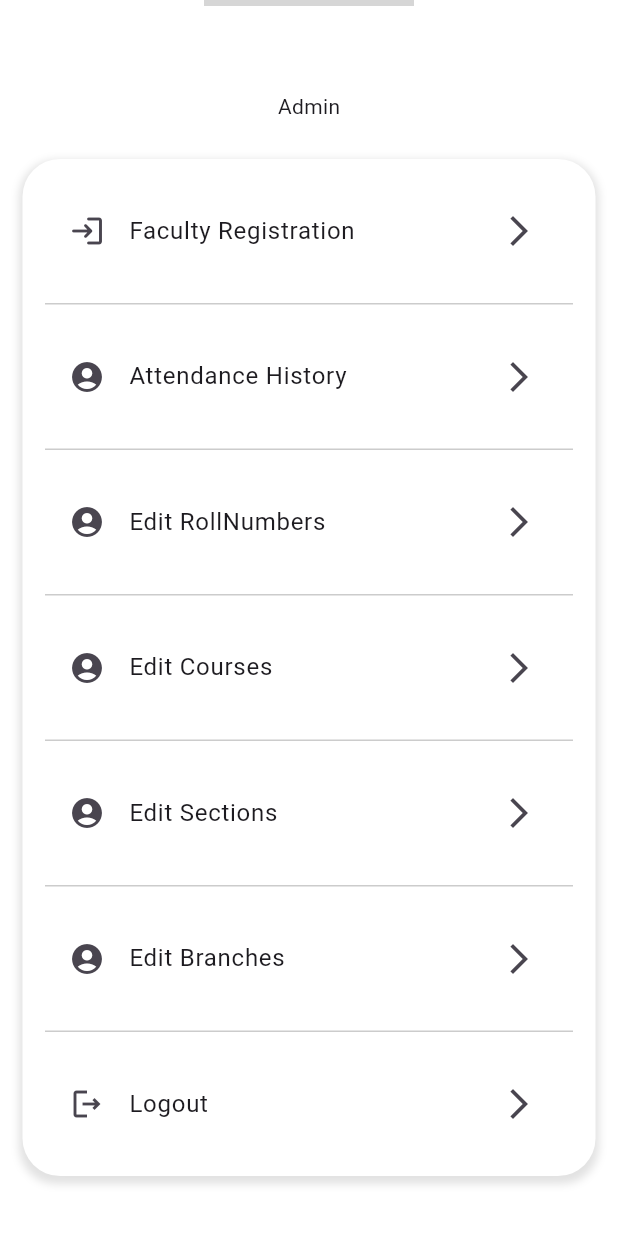
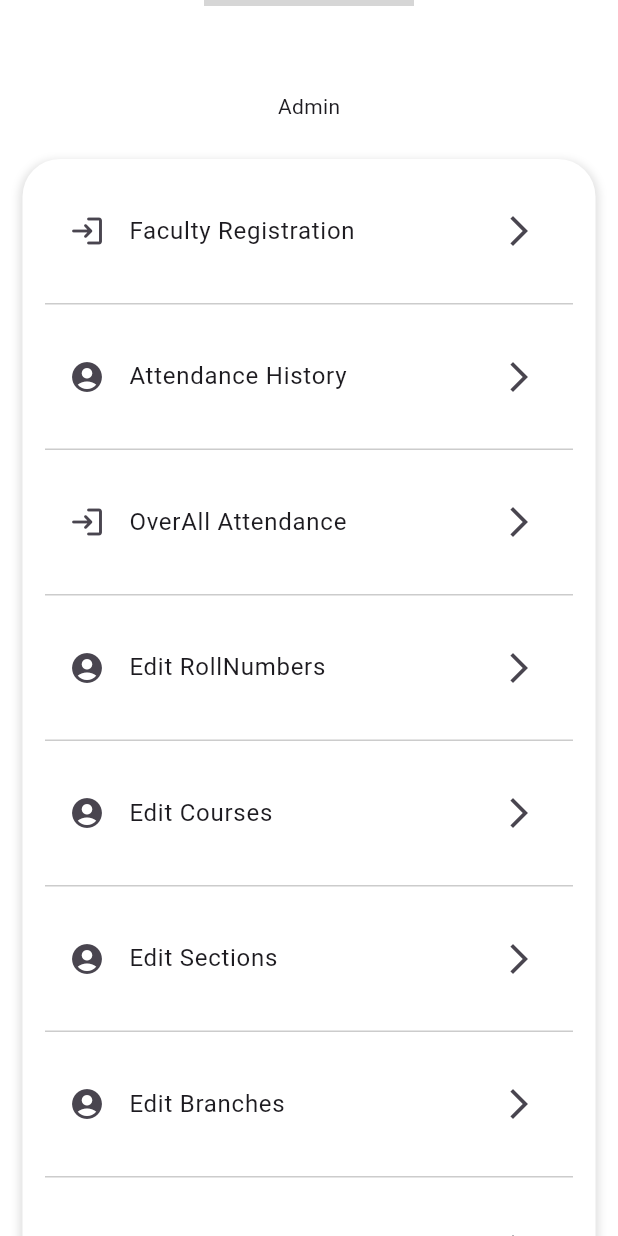
Before and after one commit to Sriramkarthikakula/Online_attendance_app, a Flutter app: the AdminProfile screen opened directly, scrolled down 269 dp, on a phone screen of 412 x 824 dp. Run offline on Flutter 3.47's test engine with Material 3 defaults, Android fonts, the phone set to English and light mode, and no system bars; our stand-ins replace cloud_firestore, firebase_auth, firebase_core, firebase_storage, image_picker, open_file and 2 more; accounts and stored records are empty; network calls fail; grey boxes are pictures that could not be loaded.

Commit message:
Update admin_profile.dart

```diff
--- a/lib/screens/admin_profile.dart
+++ b/lib/screens/admin_profile.dart
@@ -6,6 +6,7 @@ import 'package:firebase_auth/firebase_auth.dart';
 import 'package:flutter/cupertino.dart';
 import 'package:flutter/material.dart';
 import 'package:flutter/widgets.dart';
+import 'Overall_attendance.dart';
 
 class AdminProfile extends StatefulWidget {
   const AdminProfile({super.key});
@@ -129,6 +130,23 @@ class _AdminProfileState extends State<AdminProfile> {
                               ),
                               GestureDetector(
                                 onTap: (){
+                                  Navigator.push(context, MaterialPageRoute(builder: (context){
+                                    return Overall_Attendance();
+                                  }));
+                                },
+                                child: ListTile(
+                                  leading: Icon(Icons.login_rounded),
+                                  title: Text("OverAll Attendance"),
+                                  trailing: Icon(Icons.arrow_forward_ios_sharp),
+                                ),
+                              ),
+                              Container(
+                                height: 1, // Adjust the height of the line
+                                color: Colors.black.withOpacity(0.2), // Set the color of the line
+                                margin: EdgeInsets.symmetric(vertical: 20), // Adjust the margin if needed
+                              ),
+                              GestureDetector(
+                                onTap: (){
                                   null;
                                 },
                                 child: ListTile(
```
